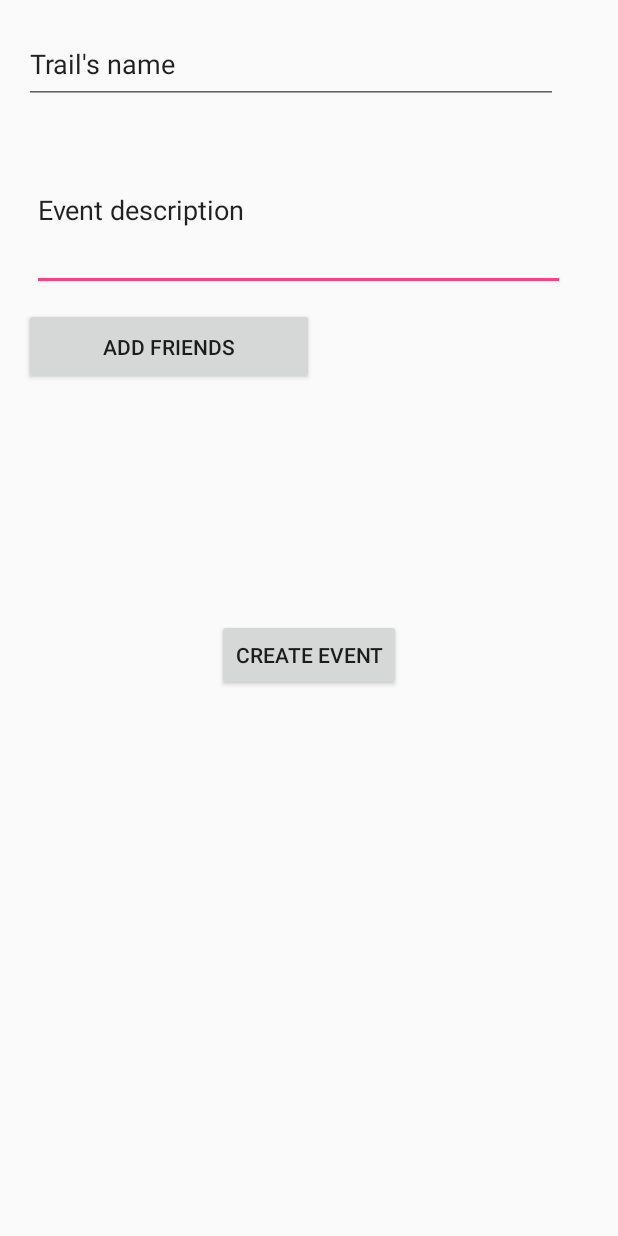
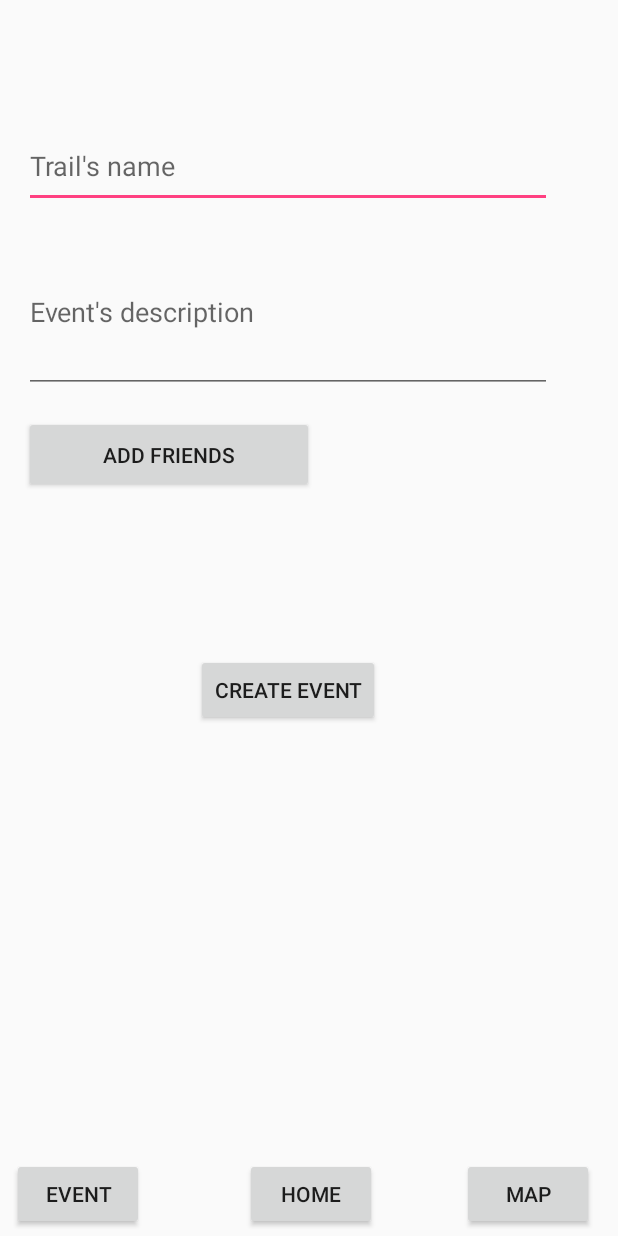
Before and after one commit to asaquib/cs3714finalproj, an Android app: the layout event.xml on its own in the app's theme, with its tools: preview values and no code run, on a phone screen of 412 x 824 dp. Run offline under Robolectric (Android 15) with nearby library versions, the phone set to English and light mode, and no system bars.

Commit message:
Added event and map fragments and changes made to event and map xml

```diff
--- a/app/src/main/AndroidManifest.xml
+++ b/app/src/main/AndroidManifest.xml
@@ -1,7 +1,6 @@
 <manifest xmlns:android="http://schemas.android.com/apk/res/android"
 
     package="com.example.bjaso.cs3714finalproj">
-
     <uses-permission android:name="android.permission.INTERNET" />
     <uses-permission android:name="com.google.android.providers.gsf.permission.READ_GSERVICES"/>
     <uses-permission android:name="android.permission.ACCESS_COARSE_LOCATION"/>
--- /dev/null
+++ b/app/src/main/res/layout-land/event.xml
@@ -0,0 +1,115 @@
+<?xml version="1.0" encoding="utf-8"?>
+<android.support.constraint.ConstraintLayout
+    xmlns:android="http://schemas.android.com/apk/res/android"
+    xmlns:app="http://schemas.android.com/apk/res-auto"
+    xmlns:tools="http://schemas.android.com/tools"
+    android:layout_width="match_parent"
+    android:layout_height="match_parent">
+
+    <Button
+        android:id="@+id/homeButton"
+        android:layout_width="wrap_content"
+        android:layout_height="wrap_content"
+        android:text="home"
+        app:layout_constraintTop_toTopOf="parent"
+        android:layout_marginTop="8dp"
+        android:layout_marginRight="8dp"
+        app:layout_constraintRight_toRightOf="parent"
+        android:layout_marginEnd="8dp" />
+
+    <Button
+        android:id="@+id/mapButton"
+        android:layout_width="wrap_content"
+        android:layout_height="wrap_content"
+        android:text="map"
+        android:layout_marginTop="8dp"
+        app:layout_constraintTop_toBottomOf="@+id/homeButton"
+        android:layout_marginRight="8dp"
+        app:layout_constraintRight_toRightOf="parent"
+        android:layout_marginEnd="8dp" />
+
+    <Button
+        android:id="@+id/eventButton"
+        android:layout_width="wrap_content"
+        android:layout_height="wrap_content"
+        android:text="event"
+        android:layout_marginTop="8dp"
+        app:layout_constraintTop_toBottomOf="@+id/mapButton"
+        android:layout_marginRight="8dp"
+        app:layout_constraintRight_toRightOf="parent"
+        android:layout_marginEnd="8dp" />
+
+    <ScrollView
+        android:layout_width="452dp"
+        android:layout_height="289dp"
+        app:layout_constraintTop_toTopOf="parent"
+        android:layout_marginTop="8dp"
+        android:layout_marginLeft="-73dp"
+        app:layout_constraintLeft_toLeftOf="parent"
+        app:layout_constraintBottom_toBottomOf="parent"
+        android:layout_marginBottom="8dp"
+        app:layout_constraintVertical_bias="0.0"
+        android:layout_marginStart="8dp">
+
+        <android.support.constraint.ConstraintLayout
+            android:layout_width="match_parent"
+            android:layout_height="wrap_content"
+            android:orientation="vertical" >
+
+            <EditText
+                android:id="@+id/description"
+                android:layout_width="436dp"
+                android:layout_height="145dp"
+                android:layout_marginEnd="8dp"
+                android:layout_marginLeft="16dp"
+                android:layout_marginRight="8dp"
+                android:layout_marginStart="16dp"
+                android:hint="Event description"
+                app:layout_constraintHorizontal_bias="1.0"
+                app:layout_constraintLeft_toLeftOf="parent"
+                app:layout_constraintRight_toRightOf="parent"
+                app:layout_constraintTop_toBottomOf="@+id/trail_name" />
+
+            <EditText
+                android:id="@+id/trail_name"
+                android:layout_width="436dp"
+                android:layout_height="57dp"
+                android:layout_marginLeft="16dp"
+                android:layout_marginTop="16dp"
+                app:layout_constraintLeft_toLeftOf="parent"
+                app:layout_constraintTop_toTopOf="parent"
+                android:hint="Trail's name"
+                android:layout_marginRight="8dp"
+                app:layout_constraintRight_toRightOf="parent"
+                app:layout_constraintHorizontal_bias="1.0"
+                android:layout_marginStart="16dp"
+                android:layout_marginEnd="8dp" />
+
+            <Button
+                android:id="@+id/add_friends"
+                android:layout_width="193dp"
+                android:layout_height="51dp"
+                android:text="Add Friends"
+                android:layout_marginTop="10dp"
+                app:layout_constraintTop_toBottomOf="@+id/description"
+                android:layout_marginLeft="16dp"
+                app:layout_constraintLeft_toLeftOf="parent"
+                android:layout_marginStart="16dp" />
+
+            <Button
+                android:id="@+id/create_event"
+                android:layout_width="wrap_content"
+                android:layout_height="wrap_content"
+                android:layout_marginLeft="8dp"
+                android:layout_marginRight="8dp"
+                android:layout_marginTop="156dp"
+                android:text="Create Event"
+                app:layout_constraintLeft_toLeftOf="parent"
+                app:layout_constraintRight_toRightOf="parent"
+                app:layout_constraintTop_toBottomOf="@+id/add_friends"
+                android:layout_marginStart="8dp"
+                android:layout_marginEnd="8dp" />
+            </android.support.constraint.ConstraintLayout>
+    </ScrollView>
+
+</android.support.constraint.ConstraintLayout>
--- a/app/src/main/res/layout/event.xml
+++ b/app/src/main/res/layout/event.xml
@@ -5,52 +5,116 @@
     xmlns:tools="http://schemas.android.com/tools"
     android:layout_width="match_parent"
     android:layout_height="match_parent">
-    <EditText
-        android:layout_width="355dp"
-        android:layout_height="107dp"
-        android:layout_marginLeft="16dp"
+
+    <Button
+        android:id="@+id/homeButton"
+        android:layout_width="wrap_content"
+        android:layout_height="wrap_content"
+        android:text="home"
+        app:layout_constraintRight_toLeftOf="@+id/mapButton"
+        android:layout_marginRight="8dp"
+        app:layout_constraintLeft_toRightOf="@+id/eventButton"
+        android:layout_marginLeft="8dp"
+        app:layout_constraintBottom_toBottomOf="parent"
+        android:layout_marginBottom="4dp"
+        app:layout_constraintHorizontal_bias="0.55" />
+
+    <Button
+        android:id="@+id/eventButton"
+        android:layout_width="wrap_content"
+        android:layout_height="wrap_content"
+        android:text="event"
+        android:layout_marginLeft="8dp"
         app:layout_constraintLeft_toLeftOf="parent"
-        android:layout_marginTop="17dp"
-        app:layout_constraintTop_toBottomOf="@+id/editText"
-        android:id="@+id/editText2"
-        android:text="Event description"
+        app:layout_constraintBottom_toBottomOf="parent"
+        android:layout_marginBottom="4dp" />
+
+    <Button
+        android:id="@+id/mapButton"
+        android:layout_width="wrap_content"
+        android:layout_height="wrap_content"
+        android:text="map"
+        app:layout_constraintBottom_toBottomOf="parent"
+        android:layout_marginBottom="4dp"
+        android:layout_marginRight="16dp"
+        app:layout_constraintRight_toRightOf="parent" />
+
+    <ScrollView
+        android:layout_width="368dp"
+        android:layout_height="446dp"
+        android:layout_marginBottom="8dp"
+        android:layout_marginEnd="8dp"
+        android:layout_marginLeft="8dp"
         android:layout_marginRight="8dp"
+        android:layout_marginStart="8dp"
+        android:layout_marginTop="8dp"
+        app:layout_constraintBottom_toBottomOf="parent"
+        app:layout_constraintHorizontal_bias="0.0"
+        app:layout_constraintLeft_toLeftOf="parent"
         app:layout_constraintRight_toRightOf="parent"
-        app:layout_constraintHorizontal_bias="0.166" />
+        app:layout_constraintTop_toTopOf="parent"
+        app:layout_constraintVertical_bias="0.163"
+        android:id="@+id/scrollView2">
+
+        <android.support.constraint.ConstraintLayout
+            android:layout_width="match_parent"
+            android:layout_height="wrap_content"
+            android:orientation="vertical">
 
             <EditText
-        android:id="@+id/editText"
-        android:layout_width="356dp"
-        android:layout_height="53dp"
-        android:layout_marginLeft="16dp"
+                android:id="@+id/description"
+                android:layout_width="352dp"
+                android:layout_height="108dp"
+                android:layout_marginEnd="8dp"
+                android:layout_marginRight="8dp"
+                android:layout_marginTop="15dp"
+                android:hint="Event's description"
+                android:text=""
+                app:layout_constraintHorizontal_bias="1.0"
+                app:layout_constraintLeft_toLeftOf="parent"
+                app:layout_constraintRight_toRightOf="parent"
+                app:layout_constraintTop_toBottomOf="@+id/trail_name" />
+
+            <EditText
+                android:id="@+id/trail_name"
+                android:layout_width="352dp"
+                android:layout_height="55dp"
+                android:layout_marginEnd="8dp"
+                android:layout_marginLeft="8dp"
+                android:layout_marginRight="8dp"
+                android:layout_marginStart="8dp"
                 android:layout_marginTop="16dp"
+                android:hint="Trail's name"
+                android:text=""
                 app:layout_constraintLeft_toLeftOf="parent"
-        app:layout_constraintTop_toTopOf="parent"
-        android:text="Trail's name"
-        android:layout_marginRight="8dp"
                 app:layout_constraintRight_toRightOf="parent"
-        app:layout_constraintHorizontal_bias="0.0" />
+                app:layout_constraintTop_toTopOf="parent" />
 
             <Button
-        android:id="@+id/button3"
+                android:id="@+id/add_friends"
                 android:layout_width="193dp"
                 android:layout_height="51dp"
+                android:layout_marginLeft="8dp"
+                android:layout_marginTop="15dp"
                 android:text="Add Friends"
-        android:layout_marginTop="11dp"
-        app:layout_constraintTop_toBottomOf="@+id/editText2"
-        android:layout_marginLeft="16dp"
-        app:layout_constraintLeft_toLeftOf="parent" />
+                app:layout_constraintLeft_toLeftOf="parent"
+                app:layout_constraintTop_toBottomOf="@+id/description" />
 
             <Button
-        android:id="@+id/button4"
+                android:id="@+id/create_event"
                 android:layout_width="wrap_content"
                 android:layout_height="wrap_content"
+                android:layout_marginEnd="8dp"
                 android:layout_marginLeft="8dp"
                 android:layout_marginRight="8dp"
-        android:layout_marginTop="156dp"
+                android:layout_marginStart="8dp"
                 android:text="Create Event"
                 app:layout_constraintLeft_toLeftOf="parent"
                 app:layout_constraintRight_toRightOf="parent"
-        app:layout_constraintTop_toBottomOf="@+id/button3" />
+                android:layout_marginTop="107dp"
+                app:layout_constraintTop_toBottomOf="@+id/add_friends" />
+        </android.support.constraint.ConstraintLayout>
+    </ScrollView>
+
 
 </android.support.constraint.ConstraintLayout>
```
Also changed, not shown: app/build.gradle (+7 -0 lines), app/src/main/java/com/example/bjaso/cs3714finalproj/MainActivity.java (+21 -5 lines), app/src/main/java/com/example/bjaso/cs3714finalproj/fragments/EventFragment.java (added, +92 -0 lines), app/src/main/java/com/example/bjaso/cs3714finalproj/fragments/MapFragment.java (added, +82 -0 lines), app/src/main/java/com/example/bjaso/cs3714finalproj/interfaces/HomeScreenInteraction.java (added, +9 -0 lines), app/src/main/res/layout-land/map.xml (added, +60 -0 lines), app/src/main/res/layout/map.xml (+46 -13 lines). Lines whose indentation alone changed are shown as unchanged.
